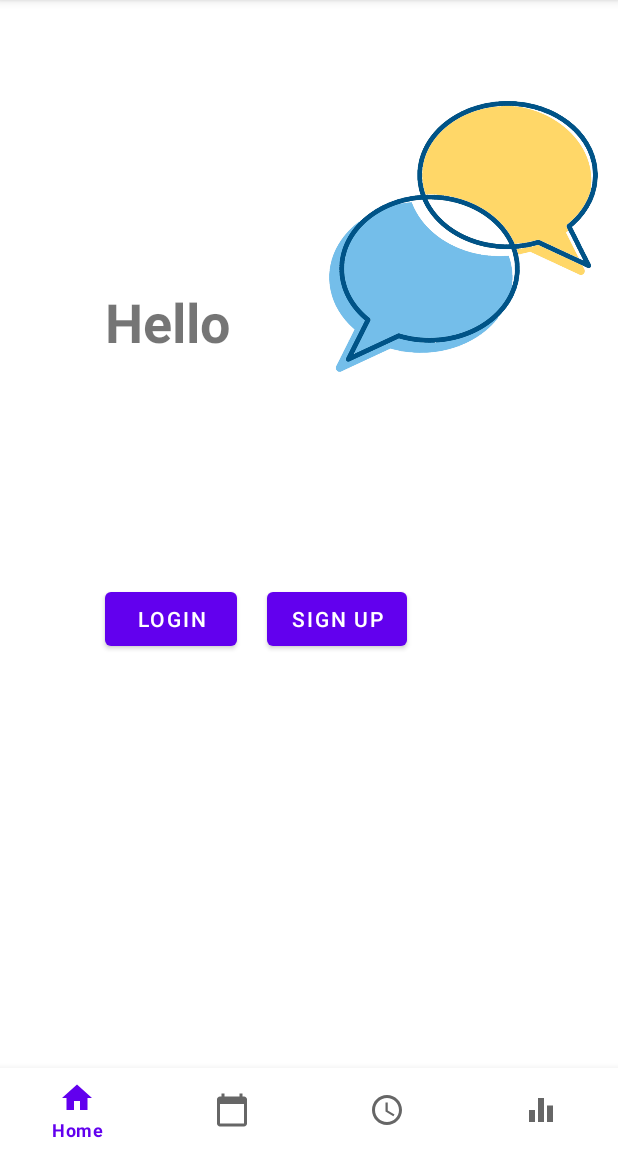
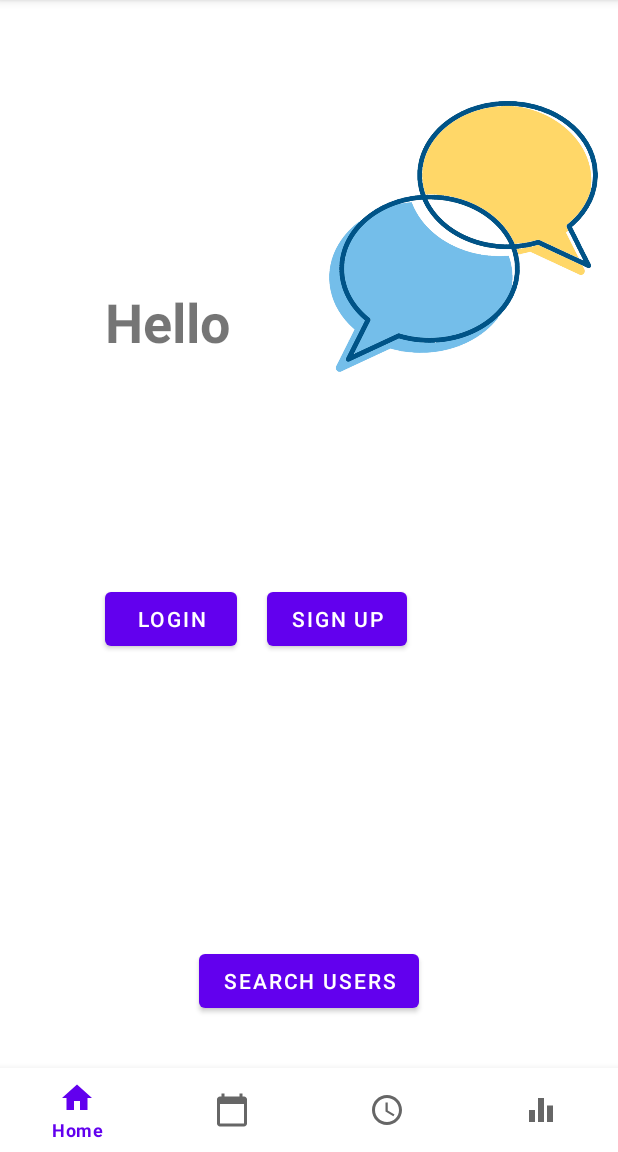
Before and after one commit to HenBaliti/DialogueApp, an Android app: the screen it shows after launch (MainActivity), on a phone screen of 412 x 824 dp, the part 84-1236 px from its top. Run offline under Robolectric (Android 15) with nearby library versions, the phone set to English and light mode, and no system bars; our stand-ins replace Firebase (no records; nobody signed in at launch, a user with empty details on screens opened directly), navigation-ui.

```diff
--- a/app/src/main/java/com/example/dialogueapp/Model/AppLocalDb.java
+++ b/app/src/main/java/com/example/dialogueapp/Model/AppLocalDb.java
@@ -5,9 +5,11 @@ import androidx.room.Database;
 import androidx.room.Room;
 import androidx.room.RoomDatabase;
 
-@Database(entities = {Lesson.class}, version = 6)
+@Database(entities = {User.class, Lesson.class}, version = 6)
 abstract class AppLocalDbRepository extends RoomDatabase {
+    public abstract UserDao userDao();
     public abstract LessonDao lessonDao();
+
 }
 
 public class AppLocalDb{
--- a/app/src/main/java/com/example/dialogueapp/fragment_home.java
+++ b/app/src/main/java/com/example/dialogueapp/fragment_home.java
@@ -24,6 +24,7 @@ public class fragment_home extends Fragment {
         // Inflate the layout for this fragment
         View view =  inflater.inflate(R.layout.fragment_home, container, false);
         Button loginBtn = view.findViewById(R.id.button_login);
+        Button SearchBtn = view.findViewById(R.id.btn_searchusers);
         Button signUpBtn = view.findViewById(R.id.button_signup);
         ImageButton logOutBtn = view.findViewById(R.id.btn_logout);
         TextView txt_user_firstName = view.findViewById(R.id.txt_user_firstName_home);
@@ -64,6 +65,12 @@ public class fragment_home extends Fragment {
                 Navigation.findNavController(view).navigate(R.id.action_fragment_home_to_fragment_register);
             }
         });
+        SearchBtn.setOnClickListener(new View.OnClickListener() {
+            @Override
+            public void onClick(View v) {
+                Navigation.findNavController(view).navigate(R.id.action_fragment_home_to_fragment_SearchUsers2);
+            }
+        });
 
         /// ---- OnClick -> Login
         loginBtn.setOnClickListener(new View.OnClickListener() {
--- a/app/src/main/res/layout/fragment_home.xml
+++ b/app/src/main/res/layout/fragment_home.xml
@@ -68,4 +68,16 @@
         android:visibility="invisible"
         app:layout_constraintStart_toEndOf="@+id/button_login"
         app:layout_constraintTop_toBottomOf="@+id/title_home" />
+
+    <Button
+        android:id="@+id/btn_searchusers"
+        android:layout_width="wrap_content"
+        android:layout_height="wrap_content"
+        android:layout_marginStart="32dp"
+        android:layout_marginEnd="32dp"
+        android:layout_marginBottom="32dp"
+        android:text="Search Users"
+        app:layout_constraintBottom_toBottomOf="parent"
+        app:layout_constraintEnd_toEndOf="parent"
+        app:layout_constraintStart_toStartOf="parent" />
 </androidx.constraintlayout.widget.ConstraintLayout>
--- a/app/src/main/res/navigation/nav_graph.xml
+++ b/app/src/main/res/navigation/nav_graph.xml
@@ -18,6 +18,9 @@
         <action
             android:id="@+id/action_fragment_home_to_fragment_register"
             app:destination="@id/fragment_register" />
+        <action
+            android:id="@+id/action_fragment_home_to_fragment_SearchUsers2"
+            app:destination="@id/fragment_SearchUsers2" />
     </fragment>
     <fragment
         android:id="@+id/fragment_login"
@@ -103,4 +106,8 @@
             android:id="@+id/action_fragment_LessonList_to_fragment_login"
             app:destination="@id/fragment_login" />
     </fragment>
+    <fragment
+        android:id="@+id/fragment_SearchUsers2"
+        android:name="com.example.dialogueapp.fragment_SearchUsers"
+        android:label="fragment_SearchUsers" />
 </navigation>
```
Also changed, not shown: app/src/main/java/com/example/dialogueapp/Model/Model.java (+59 -3 lines), app/src/main/java/com/example/dialogueapp/Model/ModelFireBase.java (+62 -3 lines), app/src/main/java/com/example/dialogueapp/Model/ModelSql.java (+24 -1 lines).
